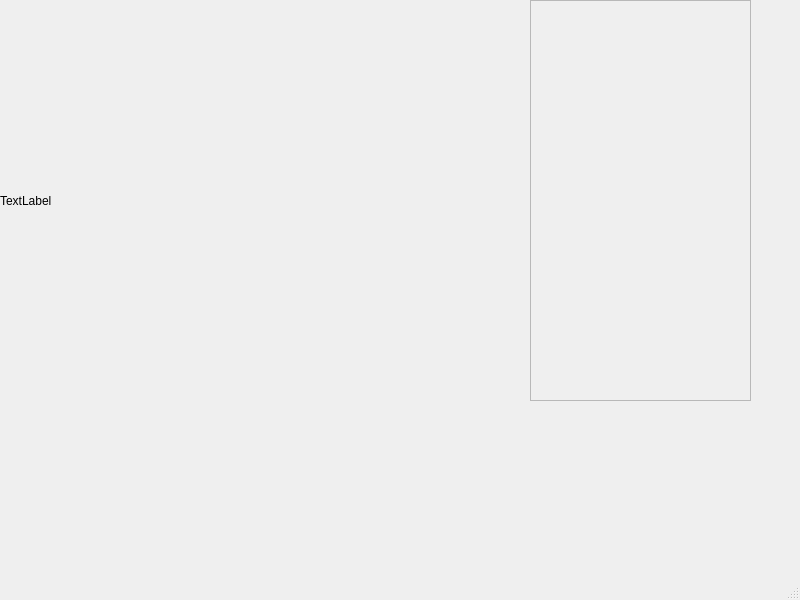
Old version of the form src/imageviewer.ui in the repository Dokany/Steganogram.
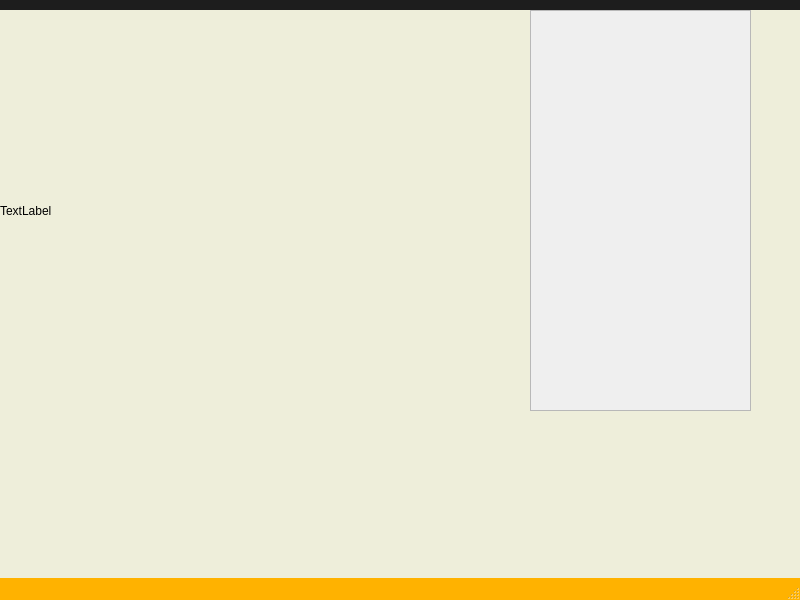
New version of the form.

What changed in the file:
```diff
--- a/src/imageviewer.ui
+++ b/src/imageviewer.ui
@@ -10,6 +10,127 @@
     <height>600</height>
    </rect>
   </property>
+  <property name="styleSheet">
+   <string notr="true">QMainWindow{
+background-color:#EEEEDA;
+}
+
+QMenuBar{
+background-color:#1d1d1d;
+padding:5px;
+	font: 12pt &quot;MS Shell Dlg 2&quot;;
+}
+
+QMenuBar::item{
+background-color:#1d1d1d;
+color:#fff;
+padding:5px;
+
+}
+
+QMenu{
+color:#fff;
+padding:0;
+}
+
+QMenu::item:selected{
+color:#fff;
+background-color:#00aba9;
+}
+
+QGroupBox {
+    background-color: #FFB200;
+}
+
+QTableWidget{
+background-color:#3d3d3d;
+color:#fff;
+  selection-background-color: #da532c;
+border:solid;
+border-width:3px;
+border-color:#da532c;
+}
+QHeaderView::section{
+background-color:qlineargradient(spread:pad, x1:0, y1:0, x2:1, y2:0, stop:0 rgba(20, 158, 217, 255), stop:1 rgba(36, 158, 217, 255));
+border:none;
+border-top-style:solid;
+border-width:1px;
+border-top-color:qlineargradient(spread:pad, x1:0, y1:0, x2:1, y2:0, stop:0 rgba(20, 158, 217, 255), stop:1 rgba(36, 158, 217, 255));
+color:#fff;
+
+}
+QHeaderView{
+background-color:qlineargradient(spread:pad, x1:0, y1:0, x2:1, y2:0, stop:0 rgba(20, 158, 217, 255), stop:1 rgba(36, 158, 217, 255));
+
+border:none;
+border-top-style:solid;
+border-width:1px;
+border-top-color:#149ED9;
+color:#fff;
+	font: 75 12pt &quot;Calibri&quot;;
+}
+
+QTableCornerButton::section{
+border:none;
+background-color:#149ED9;
+}
+
+QListWidget{
+background-color:#6A6A6A;
+color:#fff;
+}
+
+QMenu{
+background-color:#FFB200;
+}
+QStatusBar{
+background-color:#FFB200;
+color:#fff;
+}
+
+QPushButton{
+border-style:solid;
+
+background-color:#3d3d3d;
+color:#fff;
+border-radius:7px;
+}
+QPushButton:hover{
+color:#ccc;
+	background-color: qlineargradient(spread:pad, x1:0.517, y1:0, x2:0.517, y2:1, stop:0 rgba(45, 45, 45, 255), stop:0.505682 rgba(45, 45, 45, 255), stop:1 rgba(29, 29, 29, 255));
+	border-color:#2d89ef;
+border-width:2px;
+}
+
+QPushButton:pressed{
+background-color: qlineargradient(spread:pad, x1:0.517, y1:0, x2:0.517, y2:1, stop:0 rgba(29, 29, 29, 255), stop:0.505682 rgba(45, 45, 45, 255), stop:1 rgba(29, 29, 29, 255));
+}
+
+
+QTabWidget::tab{
+background-color:#FFB200;
+}
+
+QLineEdit{
+border-radius:0;
+}
+
+QProgressBar{
+border-radius:0;
+text-align:center;
+color:#fff;
+background-color:transparent;
+border: 2px solid #e3a21a;
+border-radius:7px;
+	font: 75 12pt &quot;Open Sans&quot;;
+
+}
+
+QProgressBar::chunk{
+background-color:#2d89ef;
+width:20px;
+}</string>
+  </property>
   <widget class="QWidget" name="centralwidget">
    <widget class="QLabel" name="image">
     <property name="geometry">
@@ -44,7 +165,7 @@
      <x>0</x>
      <y>0</y>
      <width>800</width>
-     <height>19</height>
+     <height>39</height>
     </rect>
    </property>
   </widget>
```
